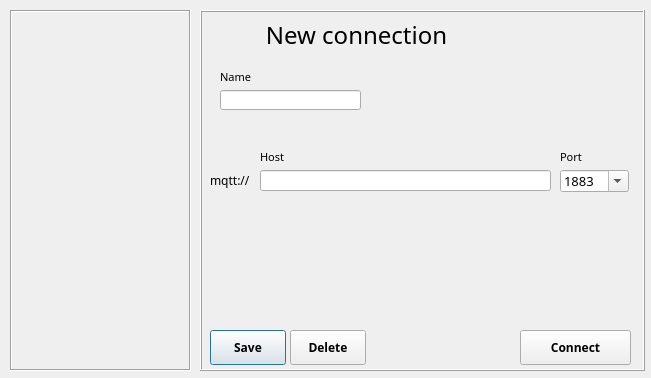
First picture: the form in src/newconnection.ui, repository HarryMichal/fit-mqtt-explorer, before the edit.
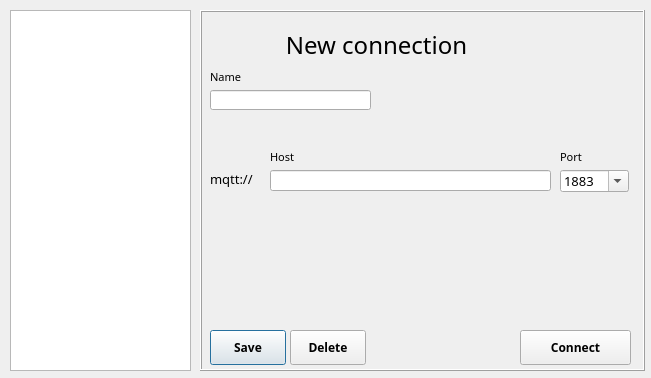
Second picture: the form after the edit.

Commit message: Connecting to server via new connection window, not hardcoded

Patch:
```diff
--- a/src/newconnection.ui
+++ b/src/newconnection.ui
@@ -13,32 +13,6 @@
   <property name="windowTitle">
    <string>Dialog</string>
   </property>
-  <widget class="QScrollArea" name="savedconnections">
-   <property name="geometry">
-    <rect>
-     <x>10</x>
-     <y>10</y>
-     <width>181</width>
-     <height>361</height>
-    </rect>
-   </property>
-   <property name="frameShape">
-    <enum>QFrame::Box</enum>
-   </property>
-   <property name="widgetResizable">
-    <bool>true</bool>
-   </property>
-   <widget class="QWidget" name="scrollAreaWidgetContents">
-    <property name="geometry">
-     <rect>
-      <x>0</x>
-      <y>0</y>
-      <width>177</width>
-      <height>357</height>
-     </rect>
-    </property>
-   </widget>
-  </widget>
   <widget class="QFrame" name="frame">
    <property name="geometry">
     <rect>
@@ -57,8 +31,8 @@
    <widget class="QLabel" name="label">
     <property name="geometry">
      <rect>
-      <x>60</x>
-      <y>10</y>
+      <x>80</x>
+      <y>20</y>
       <width>193</width>
       <height>29</height>
      </rect>
@@ -147,9 +121,9 @@
    <widget class="QLineEdit" name="NameLineEdit">
     <property name="geometry">
      <rect>
-      <x>20</x>
+      <x>10</x>
       <y>80</y>
-      <width>141</width>
+      <width>161</width>
       <height>20</height>
      </rect>
     </property>
@@ -160,7 +134,7 @@
    <widget class="QLabel" name="label_2">
     <property name="geometry">
      <rect>
-      <x>20</x>
+      <x>10</x>
       <y>60</y>
       <width>47</width>
       <height>13</height>
@@ -176,29 +150,10 @@
      <string>Name</string>
     </property>
    </widget>
-   <widget class="QLabel" name="label_3">
-    <property name="geometry">
-     <rect>
-      <x>10</x>
-      <y>160</y>
-      <width>41</width>
-      <height>21</height>
-     </rect>
-    </property>
-    <property name="font">
-     <font>
-      <family>Arial Nova Light</family>
-      <pointsize>9</pointsize>
-     </font>
-    </property>
-    <property name="text">
-     <string>mqtt://</string>
-    </property>
-   </widget>
    <widget class="QLabel" name="label_4">
     <property name="geometry">
      <rect>
-      <x>60</x>
+      <x>70</x>
       <y>140</y>
       <width>47</width>
       <height>13</height>
@@ -220,9 +175,9 @@
    <widget class="QLineEdit" name="hostLineEdit">
     <property name="geometry">
      <rect>
-      <x>60</x>
+      <x>70</x>
       <y>160</y>
-      <width>291</width>
+      <width>281</width>
       <height>21</height>
      </rect>
     </property>
@@ -284,9 +239,50 @@
      <string>Port</string>
     </property>
    </widget>
+   <widget class="QLabel" name="label_6">
+    <property name="geometry">
+     <rect>
+      <x>10</x>
+      <y>160</y>
+      <width>46</width>
+      <height>17</height>
+     </rect>
+    </property>
+    <property name="font">
+     <font>
+      <family>Arial Nova Light</family>
+      <pointsize>10</pointsize>
+     </font>
+    </property>
+    <property name="frameShape">
+     <enum>QFrame::NoFrame</enum>
+    </property>
+    <property name="text">
+     <string>mqtt://</string>
+    </property>
+   </widget>
+   <zorder>label</zorder>
+   <zorder>saveButt</zorder>
+   <zorder>deleteButt</zorder>
+   <zorder>connectButt</zorder>
+   <zorder>NameLineEdit</zorder>
+   <zorder>label_2</zorder>
+   <zorder>label_4</zorder>
+   <zorder>hostLineEdit</zorder>
+   <zorder>label_5</zorder>
+   <zorder>label_6</zorder>
+   <zorder>portNumber</zorder>
   </widget>
-  <zorder>frame</zorder>
-  <zorder>savedconnections</zorder>
+  <widget class="QListView" name="listView">
+   <property name="geometry">
+    <rect>
+     <x>10</x>
+     <y>10</y>
+     <width>181</width>
+     <height>361</height>
+    </rect>
+   </property>
+  </widget>
  </widget>
  <resources/>
  <connections/>
```
Left out of the diff: 6 changed lines with no effect on the pictures. The commit also changes 4 other files.
